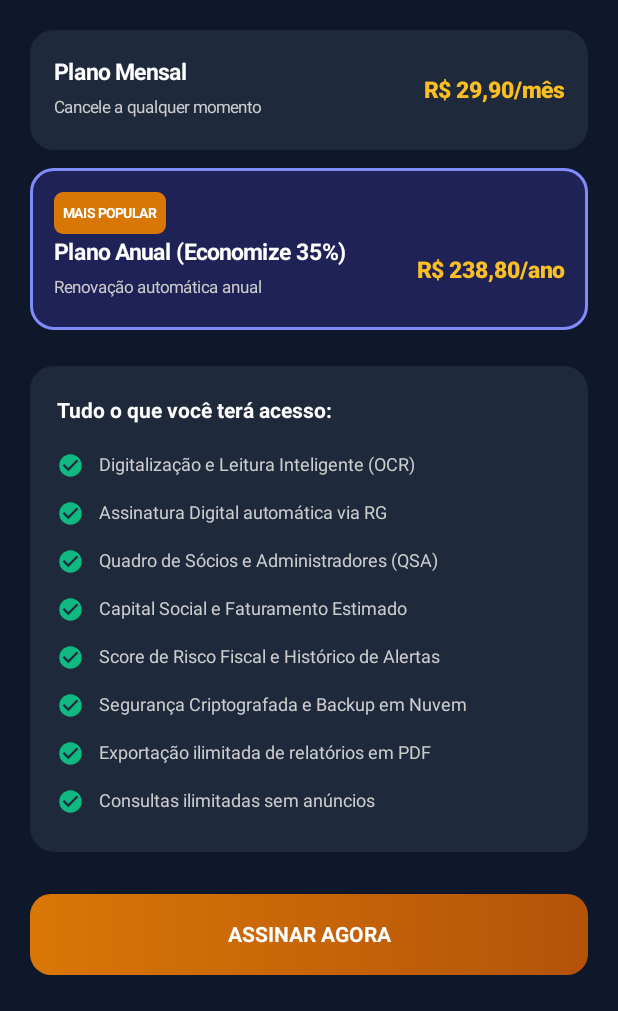
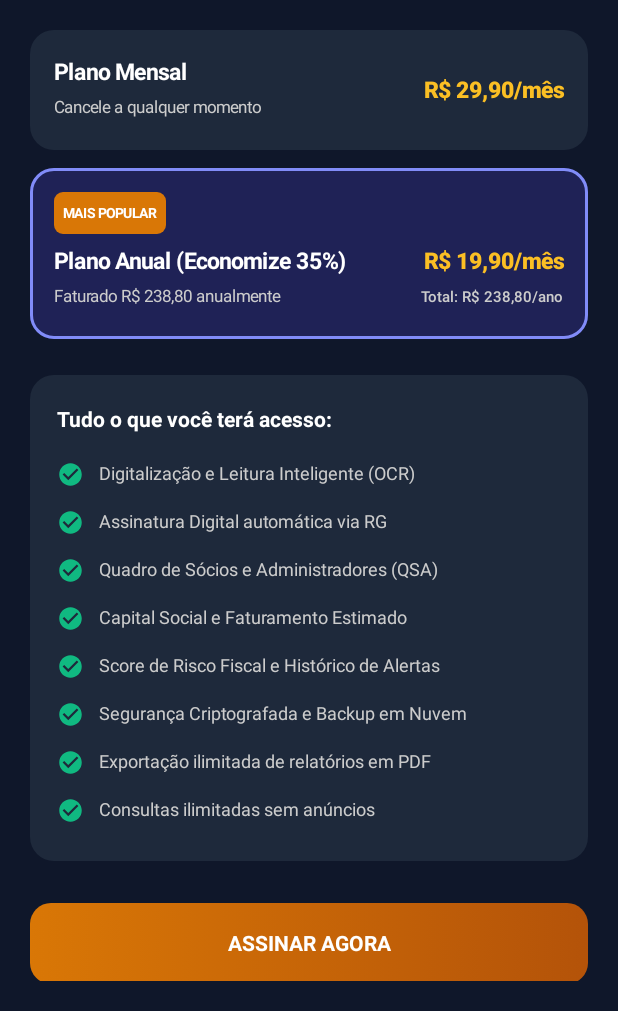
Before and after one commit to FernandaSaliba/Business-Scan, an Android app built with Jetpack Compose: the composable PremiumScreen shown on its own in the app's theme, on a phone screen of 412 x 824 dp, the part 225-1236 px from its top. Run offline under Robolectric (Android 15) with nearby library versions, the phone set to English and light mode, and no system bars; libraries missing offline, so code that uses them is left out: com.android.billingclient; 1 statement that could not run was skipped.

Commit message:
corrigindo bugs 1.0

```diff
--- a/app/src/main/java/com/rodertech/businessscan/screens/PremiumScreen.kt
+++ b/app/src/main/java/com/rodertech/businessscan/screens/PremiumScreen.kt
@@ -70,7 +70,6 @@ fun PremiumScreen(
             Spacer(modifier = Modifier.height(24.dp))
             Text(text = "Desbloqueie o BusinessScan Pro 👑", fontSize = 24.sp, fontWeight = FontWeight.Bold, color = Color.White)
 
-            // Utilização do parâmetro 'business' para remover o aviso de código não utilizado
             if (business != null && business.name.isNotEmpty()) {
                 Spacer(modifier = Modifier.height(8.dp))
                 Text(
@@ -93,8 +92,9 @@ fun PremiumScreen(
             Spacer(modifier = Modifier.height(12.dp))
             PlanOptionCard(
                 title = "Plano Anual (Economize 35%)",
-                subtitle = "Renovação automática anual",
-                price = "R$ 238,80/ano",
+                subtitle = "Faturado R$ 238,80 anualmente",
+                price = "R$ 19,90/mês",
+                subPrice = "Total: R$ 238,80/ano",
                 badgeText = "MAIS POPULAR",
                 isSelected = planoSelecionado == PlanoType.ANUAL,
                 onClick = { planoSelecionado = PlanoType.ANUAL }
@@ -139,18 +139,54 @@ fun PremiumScreen(
 }
 
 @Composable
-fun PlanOptionCard(title: String, subtitle: String, price: String, badgeText: String? = null, isSelected: Boolean, onClick: () -> Unit) {
+fun PlanOptionCard(
+    title: String,
+    subtitle: String,
+    price: String,
+    subPrice: String? = null,
+    badgeText: String? = null,
+    isSelected: Boolean,
+    onClick: () -> Unit
+) {
     val borderColor = if (isSelected) Color(0xFF818CF8) else Color.Transparent
     val backgroundColor = if (isSelected) Color(0xFF312E81).copy(alpha = 0.5f) else Color(0xFF1E293B)
-    Card(shape = RoundedCornerShape(16.dp), colors = CardDefaults.cardColors(containerColor = backgroundColor), modifier = Modifier.fillMaxWidth().border(width = if (isSelected) 2.dp else 0.dp, color = borderColor, shape = RoundedCornerShape(16.dp)).clickable { onClick() }) {
+
+    Card(
+        shape = RoundedCornerShape(16.dp),
+        colors = CardDefaults.cardColors(containerColor = backgroundColor),
+        modifier = Modifier
+            .fillMaxWidth()
+            .border(width = if (isSelected) 2.dp else 0.dp, color = borderColor, shape = RoundedCornerShape(16.dp))
+            .clickable { onClick() }
+    ) {
         Column(modifier = Modifier.padding(16.dp)) {
-            if (badgeText != null) Surface(color = Color(0xFFD97706), shape = RoundedCornerShape(6.dp)) { Text(text = badgeText, color = Color.White, fontSize = 9.sp, fontWeight = FontWeight.Bold, modifier = Modifier.padding(6.dp, 2.dp)) }
-            Row(modifier = Modifier.fillMaxWidth(), horizontalArrangement = Arrangement.SpaceBetween, verticalAlignment = Alignment.CenterVertically) {
+            if (badgeText != null) {
+                Surface(color = Color(0xFFD97706), shape = RoundedCornerShape(6.dp)) {
+                    Text(
+                        text = badgeText,
+                        color = Color.White,
+                        fontSize = 9.sp,
+                        fontWeight = FontWeight.Bold,
+                        modifier = Modifier.padding(6.dp, 2.dp)
+                    )
+                }
+                Spacer(modifier = Modifier.height(6.dp))
+            }
+            Row(
+                modifier = Modifier.fillMaxWidth(),
+                horizontalArrangement = Arrangement.SpaceBetween,
+                verticalAlignment = Alignment.CenterVertically
+            ) {
                 Column(modifier = Modifier.weight(1f)) {
                     Text(text = title, fontWeight = FontWeight.Bold, fontSize = 15.sp, color = Color.White)
                     Text(text = subtitle, fontSize = 11.sp, color = Color.LightGray)
                 }
-                Text(text = price, fontWeight = FontWeight.ExtraBold, fontSize = 15.sp, color = Color(0xFFFBBF24))
+                Column(horizontalAlignment = Alignment.End) {
+                    Text(text = price, fontWeight = FontWeight.ExtraBold, fontSize = 15.sp, color = Color(0xFFFBBF24))
+                    if (subPrice != null) {
+                        Text(text = subPrice, fontSize = 10.sp, color = Color.LightGray, fontWeight = FontWeight.Medium)
+                    }
+                }
             }
         }
     }
--- a/app/src/main/java/com/rodertech/businessscan/util/BillingManager.kt
+++ b/app/src/main/java/com/rodertech/businessscan/util/BillingManager.kt
@@ -24,7 +24,8 @@ class BillingManager(
     companion object {
         // IDs exatos cadastrados no Google Play Console
         const val SUBSCRIPTION_MONTHLY_ID = "1_businessscan_monthly_sub" // R$ 29,90
-        const val SUBSCRIPTION_YEARLY_ID = "2pro_yearly"                 // R$ 238,80/mês
+        const val SUBSCRIPTION_YEARLY_ID = "2pro_yearly" // ID principal da assinatura
+        const val BASE_PLAN_YEARLY_ID = "2annual-plan"   // ID do plano básico anual
     }
 
     private var billingClient: BillingClient = BillingClient.newBuilder(context)
@@ -90,7 +91,14 @@ class BillingManager(
             return
         }
 
-        val offerToken = details.subscriptionOfferDetails?.firstOrNull()?.offerToken ?: ""
+        val offerDetails = if (planoType == PlanoType.ANUAL) {
+            details.subscriptionOfferDetails?.firstOrNull { it.basePlanId == BASE_PLAN_YEARLY_ID }
+                ?: details.subscriptionOfferDetails?.firstOrNull()
+        } else {
+            details.subscriptionOfferDetails?.firstOrNull()
+        }
+
+        val offerToken = offerDetails?.offerToken ?: ""
 
         val productDetailsParamsList = listOf(
             BillingFlowParams.ProductDetailsParams.newBuilder()
```
Also changed, not shown: app/src/main/java/com/rodertech/businessscan/MainActivity.kt (+4 -3 lines), app/src/main/java/com/rodertech/businessscan/screens/OcrScreen.kt (+8 -5 lines), app/src/main/java/com/rodertech/businessscan/screens/SignatureCaptureScreen.kt (+53 -13 lines), app/src/main/java/com/rodertech/businessscan/util/RewardedAdManager.kt (+17 -4 lines), app/src/main/java/com/rodertech/businessscan/viewmodel/SearchViewModel.kt (+15 -4 lines), 1 other file.
